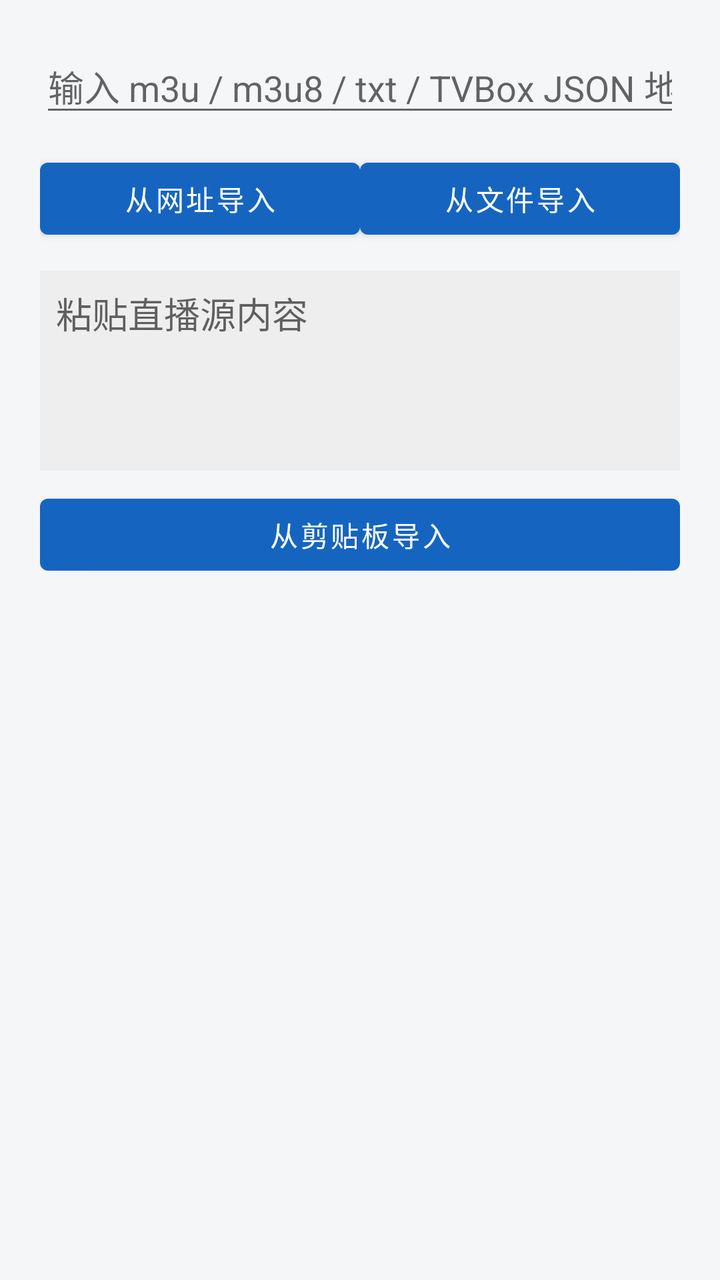
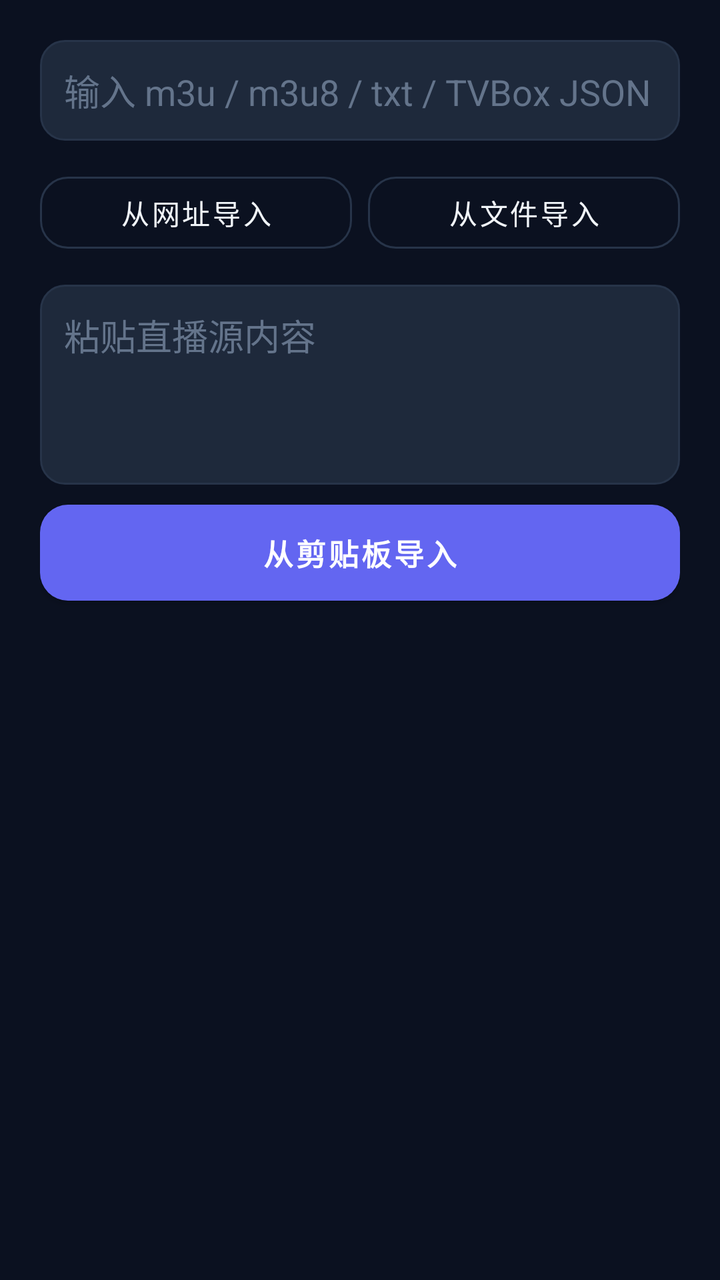

Two renders of the same Android screen: before a commit and after it. Below are the layout's source before the change and the commit's diff.
<!-- AndroidManifest.xml: application theme Theme.IPTV -->
<!-- res/layout/dialog_import.xml -->
<?xml version="1.0" encoding="utf-8"?>
<LinearLayout xmlns:android="http://schemas.android.com/apk/res/android"
    android:layout_width="match_parent"
    android:layout_height="wrap_content"
    android:orientation="vertical"
    android:padding="20dp">

    <EditText
        android:id="@+id/etImportUrl"
        android:layout_width="match_parent"
        android:layout_height="wrap_content"
        android:hint="@string/import_url_hint"
        android:inputType="textUri"
        android:singleLine="true" />

    <LinearLayout
        android:layout_width="match_parent"
        android:layout_height="wrap_content"
        android:orientation="horizontal"
        android:layout_marginTop="12dp">

        <Button
            android:id="@+id/btnImportUrl"
            android:layout_width="0dp"
            android:layout_height="wrap_content"
            android:layout_weight="1"
            android:text="@string/import_from_url" />

        <Button
            android:id="@+id/btnImportFile"
            android:layout_width="0dp"
            android:layout_height="wrap_content"
            android:layout_weight="1"
            android:text="@string/import_from_file" />
    </LinearLayout>

    <EditText
        android:id="@+id/etPaste"
        android:layout_width="match_parent"
        android:layout_height="100dp"
        android:layout_marginTop="12dp"
        android:gravity="top"
        android:hint="@string/paste_content"
        android:inputType="textMultiLine"
        android:background="#EEEEEE"
        android:padding="8dp" />

    <Button
        android:id="@+id/btnImportPaste"
        android:layout_width="match_parent"
        android:layout_height="wrap_content"
        android:layout_marginTop="8dp"
        android:text="@string/import_from_clip" />
</LinearLayout>
<!-- resources referenced by this layout -->
<resources>
  <string name="import_from_clip">从剪贴板导入</string>
  <string name="import_from_file">从文件导入</string>
  <string name="import_from_url">从网址导入</string>
  <string name="import_url_hint">输入 m3u / m3u8 / txt / TVBox JSON 地址</string>
  <string name="paste_content">粘贴直播源内容</string>
  <style name="Theme.IPTV" parent="Theme.MaterialComponents.DayNight.NoActionBar">
          <item name="colorPrimary">@color/primary</item>
          <item name="colorPrimaryDark">@color/primary_dark</item>
          <item name="colorAccent">@color/accent</item>
          <item name="android:windowBackground">@color/background</item>
          <item name="android:textColorPrimary">@color/text_primary</item>
      </style>
  <color name="primary">#1565C0</color>
  <color name="primary_dark">#0D47A1</color>
  <color name="accent">#FF5722</color>
  <color name="background">#FFF5F6F8</color>
  <color name="text_primary">#FF212121</color>
</resources>

<!-- the commit's change to res/layout/dialog_import.xml (unified diff, before → after) -->
@@ -9,9 +9,13 @@
         android:id="@+id/etImportUrl"
         android:layout_width="match_parent"
         android:layout_height="wrap_content"
+        android:background="@drawable/bg_edittext"
         android:hint="@string/import_url_hint"
         android:inputType="textUri"
-        android:singleLine="true" />
+        android:padding="12dp"
+        android:singleLine="true"
+        android:textColor="@color/text_primary"
+        android:textColorHint="@color/text_hint" />
 
     <LinearLayout
         android:layout_width="match_parent"
@@ -19,17 +23,20 @@
         android:orientation="horizontal"
         android:layout_marginTop="12dp">
 
-        <Button
+        <com.google.android.material.button.MaterialButton
             android:id="@+id/btnImportUrl"
+            style="@style/BtnOutline"
             android:layout_width="0dp"
             android:layout_height="wrap_content"
             android:layout_weight="1"
             android:text="@string/import_from_url" />
 
-        <Button
+        <com.google.android.material.button.MaterialButton
             android:id="@+id/btnImportFile"
+            style="@style/BtnOutline"
             android:layout_width="0dp"
             android:layout_height="wrap_content"
+            android:layout_marginStart="8dp"
             android:layout_weight="1"
             android:text="@string/import_from_file" />
     </LinearLayout>
@@ -39,16 +46,20 @@
         android:layout_width="match_parent"
         android:layout_height="100dp"
         android:layout_marginTop="12dp"
+        android:background="@drawable/bg_edittext"
         android:gravity="top"
         android:hint="@string/paste_content"
         android:inputType="textMultiLine"
-        android:background="#EEEEEE"
-        android:padding="8dp" />
+        android:padding="12dp"
+        android:textColor="@color/text_primary"
+        android:textColorHint="@color/text_hint" />
 
-    <Button
+    <com.google.android.material.button.MaterialButton
         android:id="@+id/btnImportPaste"
+        style="@style/BtnPrimary"
         android:layout_width="match_parent"
         android:layout_height="wrap_content"
-        android:layout_marginTop="8dp"
+        android:layout_marginTop="10dp"
+        android:background="@drawable/grad_btn"
         android:text="@string/import_from_clip" />
 </LinearLayout>
<!-- resource entries referenced after the edit -->
@@ -1,21 +1,57 @@
 <!-- resources referenced by this layout -->
 <resources>
+  <color name="text_hint">#FF64748B</color>
   <string name="import_from_clip">从剪贴板导入</string>
   <string name="import_from_file">从文件导入</string>
   <string name="import_from_url">从网址导入</string>
   <string name="import_url_hint">输入 m3u / m3u8 / txt / TVBox JSON 地址</string>
   <string name="paste_content">粘贴直播源内容</string>
-  <style name="Theme.IPTV" parent="Theme.MaterialComponents.DayNight.NoActionBar">
-          <item name="colorPrimary">@color/primary</item>
-          <item name="colorPrimaryDark">@color/primary_dark</item>
+  <style name="BtnOutline" parent="Widget.MaterialComponents.Button.OutlinedButton">
+          <item name="strokeColor">@color/surface_3</item>
+          <item name="android:textColor">@color/text_primary</item>
+          <item name="cornerRadius">14dp</item>
+          <item name="android:textSize">14sp</item>
+          <item name="android:minHeight">48dp</item>
+      </style>
+  <style name="BtnPrimary" parent="Widget.MaterialComponents.Button">
+          <item name="backgroundTint">@color/brand</item>
+          <item name="android:textColor">#FFFFFFFF</item>
+          <item name="cornerRadius">14dp</item>
+          <item name="android:textSize">15sp</item>
+          <item name="android:textStyle">bold</item>
+          <item name="android:minHeight">48dp</item>
+      </style>
+  <style name="Theme.IPTV" parent="Theme.MaterialComponents.NoActionBar">
+          <item name="colorPrimary">@color/brand</item>
+          <item name="colorPrimaryDark">@color/background</item>
           <item name="colorAccent">@color/accent</item>
           <item name="android:windowBackground">@color/background</item>
           <item name="android:textColorPrimary">@color/text_primary</item>
+          <item name="android:textColorSecondary">@color/text_secondary</item>
+          <item name="android:statusBarColor">@color/background</item>
+          <item name="android:navigationBarColor">@color/background</item>
+          <item name="android:windowLightStatusBar">false</item>
+          <item name="fontFamily">sans</item>
       </style>
-  <color name="primary">#1565C0</color>
-  <color name="primary_dark">#0D47A1</color>
-  <color name="accent">#FF5722</color>
-  <color name="background">#FFF5F6F8</color>
-  <color name="text_primary">#FF212121</color>
+  <color name="surface_2">#FF1E293B</color>
+  <color name="surface_3">#FF273449</color>
+  <color name="brand">#FF6366F1</color>
+  <color name="accent">#FF22D3EE</color>
+  <color name="text_secondary">#FF94A3B8</color>
+  <color name="background">#FF0B1120</color>
+  <color name="text_primary">#FFF1F5F9</color>
+  <!-- drawable bg_edittext (drawable) -->
+  <?xml version="1.0" encoding="utf-8"?>
+  <shape xmlns:android="http://schemas.android.com/apk/res/android" android:shape="rectangle">
+      <solid android:color="@color/surface_2" />
+      <stroke android:width="1dp" android:color="@color/surface_3" />
+      <corners android:radius="12dp" />
+  </shape>
+  <!-- drawable grad_btn (drawable) -->
+  <?xml version="1.0" encoding="utf-8"?>
+  <shape xmlns:android="http://schemas.android.com/apk/res/android" android:shape="rectangle">
+      <gradient android:startColor="#FF4F46E5" android:endColor="#FF06B6D4" android:angle="0" />
+      <corners android:radius="14dp" />
+  </shape>
 </resources>
 
